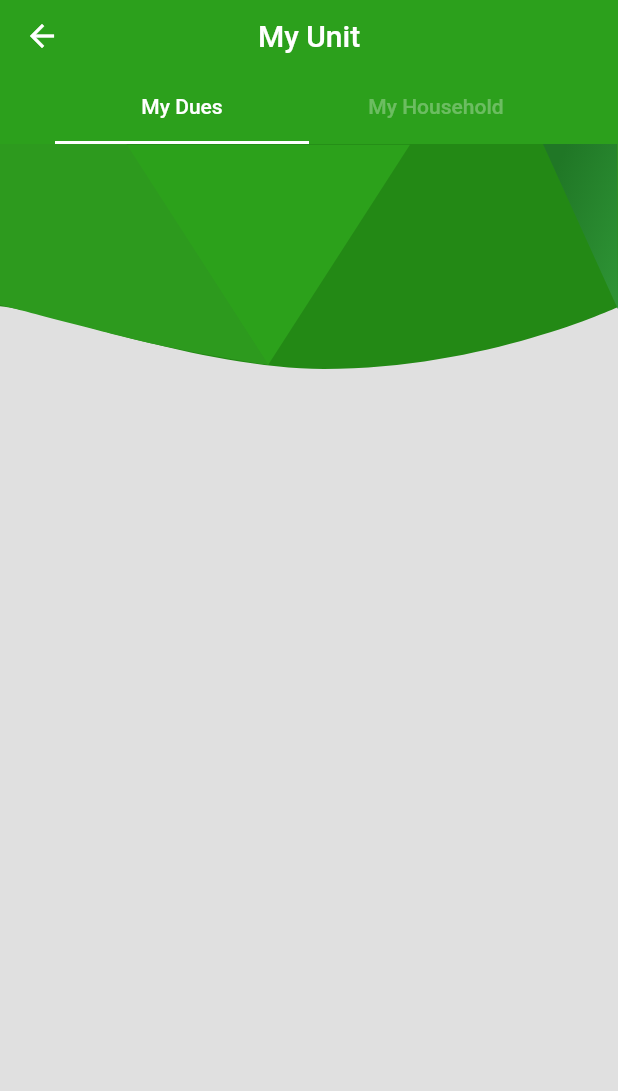
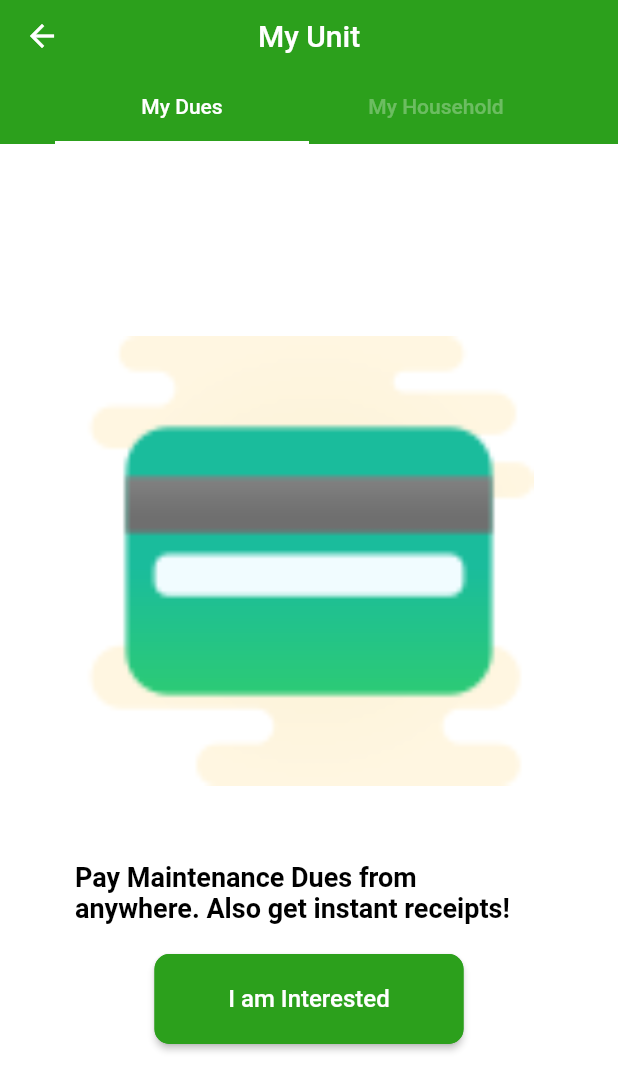
Before and after one commit to ConvivialSoftware/soiceutyrun-old, a Flutter app: the BaseMyUnit screen opened directly, on a phone screen of 412 x 824 dp. Shown: the top 1091 px of the screen. Run offline on Flutter 3.47's test engine with Material 2 defaults, Android fonts, the phone set to English and light mode, and no system bars; our stand-ins replace auto_size_text, carousel_slider, connectivity, dio, file_picker, firebase_messaging and 11 more; missing offline and left inert: clipboard_manager, compressimage, contact_picker, dart:ffi, ext_storage, flutter_downloader and 3 more; accounts and stored records are empty; project files that could hold a hidden picture were left out.

Commit message:
add AboutSocietyRun.dart for information about SocietyRun

```diff
--- a/lib/Activities/MyUnit.dart
+++ b/lib/Activities/MyUnit.dart
@@ -11,6 +11,7 @@ import 'package:flutter_svg/svg.dart';
 import 'package:permission_handler/permission_handler.dart';
 import 'package:progress_dialog/progress_dialog.dart';
 import 'package:razorpay_flutter/razorpay_flutter.dart';
+import 'package:societyrun/Activities/AboutSocietyRun.dart';
 import 'package:societyrun/Activities/AddNewMember.dart';
 import 'package:societyrun/Activities/AddVehicle.dart';
 import 'package:societyrun/Activities/AlreadyPaid.dart';
@@ -622,7 +623,7 @@ class MyUnitState extends BaseStatefulState<BaseMyUnit>
 
     print('getMyDuesLayout Tab call');
 
-    return SingleChildScrollView(
+    return GlobalVariables.isERPAccount ? SingleChildScrollView(
      // scrollDirection: Axis.vertical,
       child: Container(
         width: MediaQuery.of(context).size.width,
@@ -725,7 +726,7 @@ class MyUnitState extends BaseStatefulState<BaseMyUnit>
           ],
         ),
       ),
-    );
+    ) : getNoERPAccountLayout();
   }
 
   getMyHouseholdLayout() {
@@ -3138,7 +3139,9 @@ class MyUnitState extends BaseStatefulState<BaseMyUnit>
         switch(index){
           case 0: {
             if(!isDuesTabAPICall) {
-              getPayOption();
+              if(GlobalVariables.isERPAccount) {
+                getPayOption();
+              }
             }
           }
           break;
@@ -3333,6 +3336,63 @@ class MyUnitState extends BaseStatefulState<BaseMyUnit>
             }));
   }
 
+  getNoERPAccountLayout() {
+    return Container(
+      padding: EdgeInsets.all(50),
+      //margin: EdgeInsets.all(20),
+      alignment: Alignment.center,
+      color: GlobalVariables.white,
+      //width: MediaQuery.of(context).size.width,
+     // height: MediaQuery.of(context).size.height,
+      child: Column(
+        mainAxisSize: MainAxisSize.max,
+        mainAxisAlignment: MainAxisAlignment.center,
+        children: [
+          Container(
+            child: Image.asset(GlobalVariables.creditCardPath,width: 300,height: 300,fit: BoxFit.fill,),
+          ),
+          Container(
+            margin: EdgeInsets.fromLTRB(0, 50, 0, 0),
+            child: Text(AppLocalizations.of(context).translate('erp_acc_not'),
+              style: TextStyle(
+                  color: GlobalVariables.black,fontSize: 18,fontWeight: FontWeight.bold
+              ),),
+          ),
+          Container(
+            height: 60,
+            width: MediaQuery.of(context).size.width/2,
+            margin: EdgeInsets.fromLTRB(0, 20, 0, 0),
+            child: ButtonTheme(
+              //minWidth: MediaQuery.of(context).size.width / 2,
+              child: RaisedButton(
+                color: GlobalVariables.green,
+                onPressed: () {
+                  Navigator.push(
+                      context,
+                      MaterialPageRoute(
+                          builder: (context) =>
+                              BaseAboutSocietyRunInfo()));
+                },
+                textColor: GlobalVariables.white,
+                //padding: EdgeInsets.fromLTRB(25, 10, 45, 10),
+                shape: RoundedRectangleBorder(
+                    borderRadius: BorderRadius.circular(10),
+                    side: BorderSide(
+                        color: GlobalVariables.green)),
+                child: Text(
+                  AppLocalizations.of(context)
+                      .translate('i_am_interested'),
+                  style: TextStyle(
+                      fontSize: GlobalVariables.largeText),
+                ),
+              ),
+            ),
+          ),
+        ],
+      ),
+    );
+  }
+
  /* void emailBillBottomSheet(BuildContext context,int position) {
 
     showModalBottomSheet(context: context, builder: (BuildContext _context){
--- a/lib/Models/LoginResponse.dart
+++ b/lib/Models/LoginResponse.dart
@@ -2,7 +2,6 @@ import 'package:json_annotation/json_annotation.dart';
 
 @JsonSerializable()
 class LoginResponse {
-
   String ID;
   String USER_ID;
   String SOCIETY_ID;
@@ -30,15 +29,41 @@ class LoginResponse {
   String Consumer_no;
   bool status;
   String Staff_QR_Image;
+  String google_parameter;
 
-  LoginResponse({this.ID,this.USER_ID,this.SOCIETY_ID,this.BLOCK,this.FLAT,this.USER_NAME,this.MOBILE,
-      this.PASSWORD,this.USER_TYPE,this.gcm_id,this.token_id,this.C_DATE,this.message,this.Society_Name,
-      this.Address,this.Reg_no,this.Contact,this.Email,this.society_Permissions,this.Name,this.Role,
-      this.TYPE,this.Photo,this.Permissions,this.Consumer_no,this.status,this.Staff_QR_Image});
+  LoginResponse(
+      {this.ID,
+      this.USER_ID,
+      this.SOCIETY_ID,
+      this.BLOCK,
+      this.FLAT,
+      this.USER_NAME,
+      this.MOBILE,
+      this.PASSWORD,
+      this.USER_TYPE,
+      this.gcm_id,
+      this.token_id,
+      this.C_DATE,
+      this.message,
+      this.Society_Name,
+      this.Address,
+      this.Reg_no,
+      this.Contact,
+      this.Email,
+      this.society_Permissions,
+      this.Name,
+      this.Role,
+      this.TYPE,
+      this.Photo,
+      this.Permissions,
+      this.Consumer_no,
+      this.status,
+      this.Staff_QR_Image,
+      this.google_parameter});
 
-  factory LoginResponse. fromJson(Map<String, dynamic> json){
+  factory LoginResponse.fromJson(Map<String, dynamic> json) {
     return LoginResponse(
-      ID : json["ID"],
+        ID: json["ID"],
         USER_ID: json["USER_ID"],
         SOCIETY_ID: json["SOCIETY_ID"],
         BLOCK: json["BLOCK"],
@@ -65,7 +90,6 @@ class LoginResponse {
         Consumer_no: json["Consumer_no"],
         status: json["status"],
         Staff_QR_Image: json["Staff_QR_Image"],
-
-    );
+        google_parameter: json["google_parameter"]);
   }
 }
```
Also changed, not shown: lib/Activities/AboutSocietyRun.dart (added, +498 -0 lines), lib/Models/Banners.dart (added, +21 -0 lines), assets/other_assets/about_us.svg (added), assets/other_assets/credit_card.png (added). Lines whose indentation alone changed are shown as unchanged.
